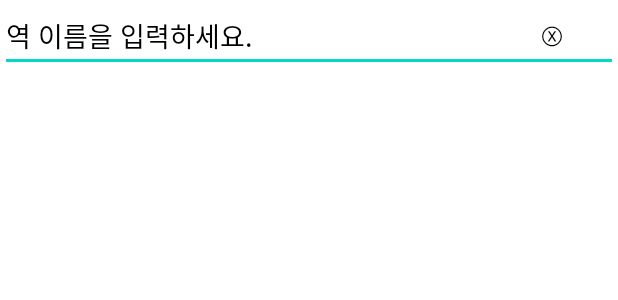
After one commit to Oc9aN/NaZakJi, an Android app: the layout activity_find_station.xml on its own in the app's theme, with its tools: preview values and no code run, on a phone screen of 412 x 824 dp. The commit adds this screen. Shown: the top 300 px of the screen. Run offline under Robolectric (Android 15) with nearby library versions, the phone set to English and light mode, and no system bars.

Commit message:
상훈이형 합침

```diff
--- a/app/src/main/AndroidManifest.xml
+++ b/app/src/main/AndroidManifest.xml
@@ -13,6 +13,9 @@
         android:supportsRtl="true"
         android:theme="@style/Theme.TeamProject"
         tools:targetApi="31">
+        <activity
+            android:name=".FindStation"
+            android:exported="false" />
         <activity
             android:name=".Splash"
             android:theme="@android:style/Theme.NoTitleBar" />
--- /dev/null
+++ b/app/src/main/res/layout/activity_find_station.xml
@@ -0,0 +1,55 @@
+<?xml version="1.0" encoding="utf-8"?>
+<androidx.constraintlayout.widget.ConstraintLayout xmlns:android="http://schemas.android.com/apk/res/android"
+    xmlns:tools="http://schemas.android.com/tools"
+    android:layout_width="match_parent"
+    android:layout_height="match_parent">
+
+    <LinearLayout
+        android:id="@+id/cmdArea"
+        android:layout_width="match_parent"
+        android:layout_height="match_parent"
+        android:orientation="vertical">
+        <RelativeLayout
+            android:layout_width="match_parent"
+            android:layout_height="wrap_content">
+
+            <EditText
+                android:id="@+id/editSearch"
+                android:layout_width="match_parent"
+                android:layout_height="wrap_content"
+                android:hint="역 이름을 입력하세요."
+                android:imeOptions="actionSearch"
+                android:inputType="text"
+                android:singleLine="true"
+                android:textColorHint="@color/black" />
+
+            <Button
+                android:id="@+id/btnCancel"
+                android:layout_width="wrap_content"
+                android:layout_height="wrap_content"
+                android:layout_alignParentEnd="true"
+                android:layout_toRightOf="@+id/etSearch"
+                android:background="#00ff0000"
+                android:text="ⓧ"
+                android:textColor="@color/black"
+                android:textSize="16sp"
+                tools:ignore="UnknownId">
+            </Button>
+        </RelativeLayout>
+
+        <!--        <TextView-->
+        <!--            android:id="@+id/text"-->
+        <!--            android:layout_width="wrap_content"-->
+        <!--            android:layout_height="match_parent"-->
+        <!--            android:text="TextView"-->
+        <!--            />-->
+
+        <ListView
+            android:id="@+id/listView"
+            android:layout_width="match_parent"
+            android:layout_height="match_parent"
+            android:divider="#999999"
+            android:dividerHeight="1dp"></ListView>
+    </LinearLayout>
+
+</androidx.constraintlayout.widget.ConstraintLayout>
```
Also changed, not shown: app/src/main/java/com/example/teamproject/FindStation.java (added, +251 -0 lines), app/src/main/java/com/example/teamproject/MainActivity.java (+10 -10 lines), app/src/main/java/com/example/teamproject/SearchAdapter.java (added, +75 -0 lines), app/src/main/java/com/example/teamproject/StationSearch.java (+32 -32 lines), app/src/main/res/layout/row_listview.xml (added, +19 -0 lines).
